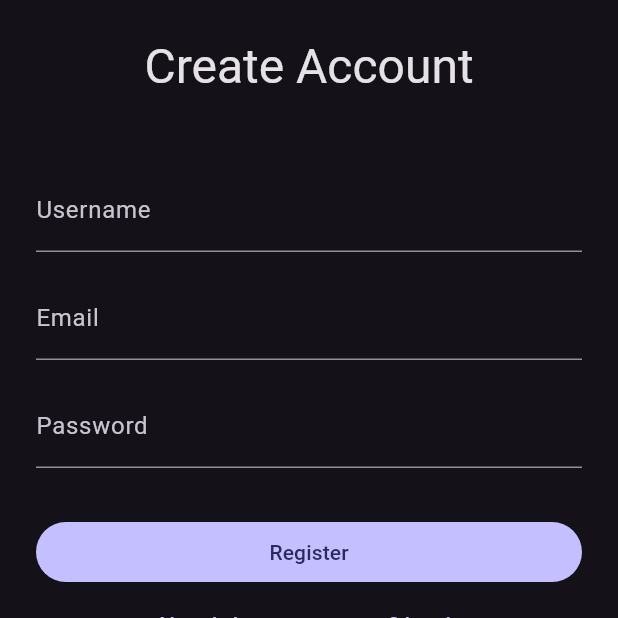
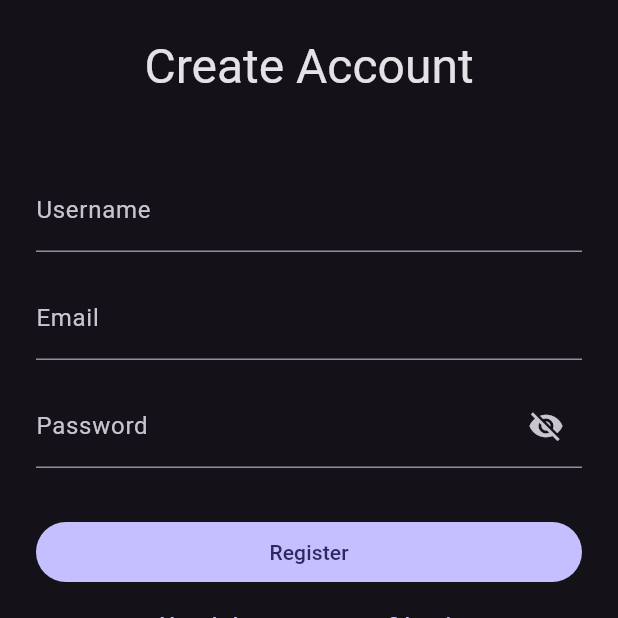
Before and after one commit to kray67/gym-team-app, a Flutter app: the RegisterScreen screen opened by its route, on a phone screen of 412 x 824 dp, the top half of it. Run offline on Flutter 3.47's test engine with Material 3 defaults, Android fonts, the phone set to English and light mode, and no system bars; our stand-ins replace flutter_riverpod, freezed_annotation, go_router, riverpod_annotation, share_plus, supabase_flutter; accounts and stored records are empty; generated files the repository leaves out were written again; network calls fail.

Commit message:
feat: toggle password visibility on register screen
Co-Authored-By: Claude Sonnet 4.6 <noreply@anthropic.com>

```diff
--- a/lib/features/auth/screens/register_screen.dart
+++ b/lib/features/auth/screens/register_screen.dart
@@ -15,6 +15,7 @@ class _RegisterScreenState extends ConsumerState<RegisterScreen> {
   final _passwordCtrl = TextEditingController();
   final _usernameCtrl = TextEditingController();
   bool _loading = false;
+  bool _obscurePassword = true;
   String? _error;
 
   @override
@@ -73,8 +74,17 @@ class _RegisterScreenState extends ConsumerState<RegisterScreen> {
               const SizedBox(height: 16),
               TextField(
                 controller: _passwordCtrl,
-                decoration: const InputDecoration(labelText: 'Password'),
-                obscureText: true,
+                obscureText: _obscurePassword,
+                decoration: InputDecoration(
+                  labelText: 'Password',
+                  suffixIcon: IconButton(
+                    icon: Icon(_obscurePassword
+                        ? Icons.visibility_off
+                        : Icons.visibility),
+                    onPressed: () =>
+                        setState(() => _obscurePassword = !_obscurePassword),
+                  ),
+                ),
               ),
               const SizedBox(height: 8),
               if (_error != null)
```
Also changed, not shown: 2 other files.
